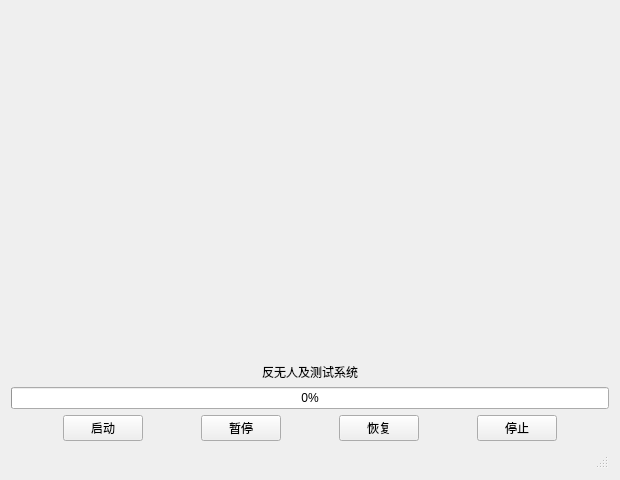
Old version of the form ui/loading.ui in the repository clint456/PySide6-Project.
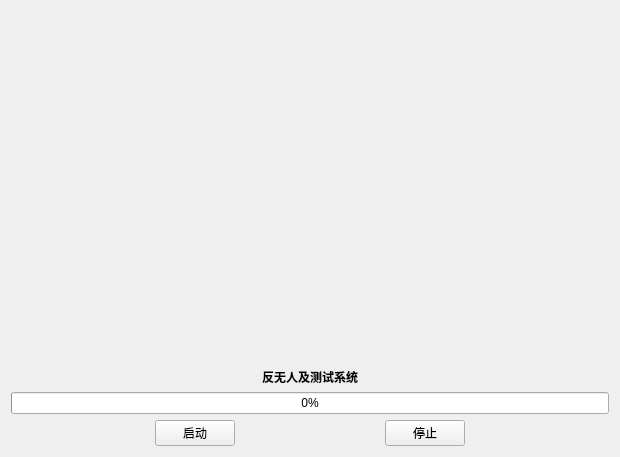
New version of the form. Icons and pictures are not drawn.

Diff of the .ui file:
```diff
--- a/ui/loading.ui
+++ b/ui/loading.ui
@@ -7,7 +7,7 @@
     <x>0</x>
     <y>0</y>
     <width>620</width>
-    <height>480</height>
+    <height>457</height>
    </rect>
   </property>
   <property name="minimumSize">
@@ -57,7 +57,7 @@
        <item alignment="Qt::AlignHCenter">
         <widget class="QLabel" name="label_2">
          <property name="text">
-          <string>反无人及测试系统</string>
+          <string>&lt;html&gt;&lt;head/&gt;&lt;body&gt;&lt;p&gt;&lt;span style=&quot; font-weight:700;&quot;&gt;反无人及测试系统&lt;/span&gt;&lt;/p&gt;&lt;/body&gt;&lt;/html&gt;</string>
          </property>
         </widget>
        </item>
@@ -96,46 +96,6 @@
            </property>
           </widget>
          </item>
-         <item>
-          <spacer name="horizontalSpacer_4">
-           <property name="orientation">
-            <enum>Qt::Horizontal</enum>
-           </property>
-           <property name="sizeHint" stdset="0">
-            <size>
-             <width>40</width>
-             <height>20</height>
-            </size>
-           </property>
-          </spacer>
-         </item>
-         <item>
-          <widget class="QPushButton" name="pauseButton">
-           <property name="text">
-            <string>暂停</string>
-           </property>
-          </widget>
-         </item>
-         <item>
-          <spacer name="horizontalSpacer_2">
-           <property name="orientation">
-            <enum>Qt::Horizontal</enum>
-           </property>
-           <property name="sizeHint" stdset="0">
-            <size>
-             <width>40</width>
-             <height>20</height>
-            </size>
-           </property>
-          </spacer>
-         </item>
-         <item>
-          <widget class="QPushButton" name="resumeButton">
-           <property name="text">
-            <string>恢复</string>
-           </property>
-          </widget>
-         </item>
          <item>
           <spacer name="horizontalSpacer">
            <property name="orientation">
@@ -181,9 +141,6 @@
      </item>
     </layout>
    </item>
-   <item>
-    <widget class="QStatusBar" name="statusbar"/>
-   </item>
   </layout>
  </widget>
  <resources>
```
